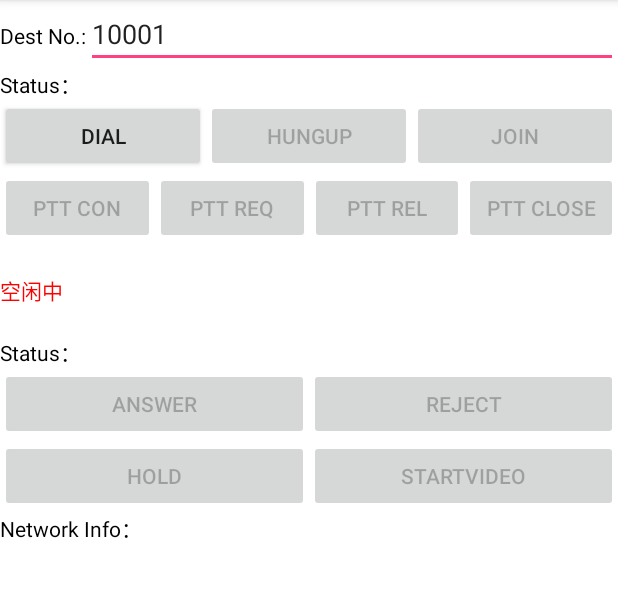
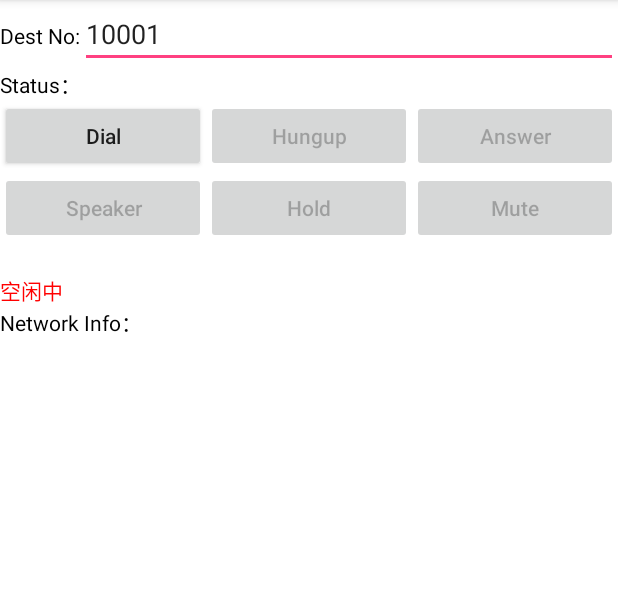
Before and after one commit to wesley-fly/wtkrtc-sdk-api, an Android app: the MainActivity screen opened directly, with no data from a screen before it, on a phone screen of 412 x 824 dp, the part 84-681 px from its top. Run offline under Robolectric (Android 15) with nearby library versions, the phone set to English and light mode, and no system bars.

Commit message:
Add more ui

```diff
--- a/webrtc_api_android/WtkRtc/app/src/main/java/com/wtk/mobile/WtkRtc/MainActivity.java
+++ b/webrtc_api_android/WtkRtc/app/src/main/java/com/wtk/mobile/WtkRtc/MainActivity.java
@@ -10,6 +10,7 @@ import android.support.v7.app.AppCompatActivity;
 import android.util.Log;
 import android.view.View;
 import android.view.View.OnClickListener;
+import android.webkit.WebView;
 import android.widget.Button;
 import android.widget.EditText;
 import android.widget.TextView;
@@ -26,9 +27,11 @@ import java.util.Enumeration;
 
 public class MainActivity extends AppCompatActivity implements OnClickListener {
     private String TAG="LoginActivity";
-    private Button mJoinButton,mDialButton,mAnswerButton,mHangupButton;
+    private Button mDialButton,mAnswerButton,mHangupButton;
+    private Button mIsSpeakerButton,mIsHoldButton,mIsMuteButton;
     private SharedPreferences m_sp = null;
     private int regID = 0;
+    private int isCaller = 0;
     private String host = null;
     private String port = null;
     private String userid = null;
@@ -37,6 +40,9 @@ public class MainActivity extends AppCompatActivity implements OnClickListener {
 
     private String mStateInfo = "空闲中";
     private TextView txtLocalIp,txtState;
+    private int mCurrentSpeaker = 0;
+    private int mCurrentMute = 0;
+    private int mCurrentHold = 0;
 
     private CallReceiver receiver = null;
     @Override
@@ -48,19 +54,23 @@ public class MainActivity extends AppCompatActivity implements OnClickListener {
 
         editDest = findViewById(R.id.edit_number);
 
-        mJoinButton = findViewById(R.id.btn_join);
         mDialButton = findViewById(R.id.btn_dial);
         mAnswerButton = findViewById(R.id.btn_answer);
         mHangupButton = findViewById(R.id.btn_hangup);
 
+        mIsSpeakerButton = findViewById(R.id.btn_is_speaker);
+        mIsHoldButton = findViewById(R.id.btn_is_hold);
+        mIsMuteButton = findViewById(R.id.btn_is_mute);
 
-
-        mJoinButton.setOnClickListener(this);
         mDialButton.setOnClickListener(this);
         mAnswerButton.setOnClickListener(this);
         mHangupButton.setOnClickListener(this);
 
-        txtLocalIp = findViewById(R.id.localip);
+        mIsSpeakerButton.setOnClickListener(this);
+        mIsHoldButton.setOnClickListener(this);
+        mIsMuteButton.setOnClickListener(this);
+
+        txtLocalIp = findViewById(R.id.txtNetInfo);
         txtState = findViewById(R.id.txtState);
 
         txtLocalIp.setText(GetLocalIpAddress());
@@ -70,39 +80,16 @@ public class MainActivity extends AppCompatActivity implements OnClickListener {
         //WtkMediaJNIKit.getInstance().MediaInitialize();
         WtkMediaJNIKit.getInstance().SetBroadCast(MainActivity.this);
     }
-    public String GetLocalIpAddress() {
-        String localIPs = "";
-        try {
-            for (Enumeration<NetworkInterface> en = NetworkInterface
-                    .getNetworkInterfaces(); en.hasMoreElements();) {
-                NetworkInterface intf = en.nextElement();
-                for (Enumeration<InetAddress> enumIpAddr = intf
-                        .getInetAddresses(); enumIpAddr.hasMoreElements();) {
-                    InetAddress inetAddress = enumIpAddr.nextElement();
-                    if (!inetAddress.isLoopbackAddress()) {
-                        localIPs += inetAddress.getHostAddress().toString() + " ";
-                        //set the remote ip address the same as
-                        // the local ip address of the last netif
-                        //localIp = inetAddress.getHostAddress().toString();
-                    }
-                }
-            }
-        } catch (SocketException ex) {
-            Log.e(TAG, ex.toString());
-        }
-        return localIPs;
-    }
+
     @Override
     public void onClick(View paramView){
         switch (paramView.getId())
         {
-            case R.id.btn_join:
-                //WtkMediaJNIKit.getInstance().MediaInitialize();
-                break;
             case R.id.btn_dial:
                 String calleeId = editDest.getText().toString();
                 String userIdPass = userid + ":" + password;
                 String cmd;
+                isCaller = 1;
                 if(calleeId.contains("80")||calleeId.equals("8888")) {
                     cmd = "/nortp/forward";
                 } else {
@@ -123,6 +110,33 @@ public class MainActivity extends AppCompatActivity implements OnClickListener {
                 WtkMediaJNIKit.getInstance().IaxHangup();
                 mStateInfo = "空闲中";
                 setActivityMode(CommonParams.STATEIDEL);
+                break;
+            case R.id.btn_is_speaker:
+                mCurrentSpeaker = (mCurrentSpeaker+1)%2;
+                if (mCurrentSpeaker == 0) {
+                    mIsSpeakerButton.setText("Speaker");
+//                WtkMediaJNIKit.getInstance().setspeaker(mCurrentSpeaker);
+                } else {
+                    mIsSpeakerButton.setText("Headphone");
+                }
+                break;
+            case R.id.btn_is_hold:
+                mCurrentHold = (mCurrentHold+1)%2;
+                if(mCurrentHold == 0) {
+                    mIsHoldButton.setText("Hold");
+//                WtkMediaJNIKit.getInstance().IaxHold();
+                } else {
+                    mIsHoldButton.setText("UnHold");
+                }
+                break;
+            case R.id.btn_is_mute:
+                mCurrentMute = (mCurrentMute+1)%2;
+                if(mCurrentMute == 0) {
+                    mIsMuteButton.setText("Mute");
+//                WtkMediaJNIKit.getInstance().IaxMute();
+                } else {
+                    mIsMuteButton.setText("UnMute");
+                }
                 break;
         }
     }
@@ -166,20 +180,38 @@ public class MainActivity extends AppCompatActivity implements OnClickListener {
                 mDialButton.setEnabled(true);
                 mAnswerButton.setEnabled(false);
                 mHangupButton.setEnabled(false);
+                mIsHoldButton.setEnabled(false);
+                mIsSpeakerButton.setEnabled(false);
+                mIsMuteButton.setEnabled(false);
                 txtState.setText(mStateInfo);
+                //Init some init params
+                isCaller = 0;
+                mCurrentHold = 0;
+                mIsHoldButton.setText("Hold");
+                mCurrentMute = 0;
+                mIsMuteButton.setText("Mute");
+                mCurrentSpeaker = 0;
+                mIsSpeakerButton.setText("Speaker");
                 break;
             case CommonParams.STATERINGIN:
                 mDialButton.setEnabled(false);
-                mAnswerButton.setEnabled(true);
+                if(isCaller == 1)
+                    mAnswerButton.setEnabled(false);
+                else
+                    mAnswerButton.setEnabled(true);
                 mHangupButton.setEnabled(true);
-
+                mIsHoldButton.setEnabled(false);
+                mIsSpeakerButton.setEnabled(false);
+                mIsMuteButton.setEnabled(false);
                 txtState.setText(mStateInfo);
                 break;
             case CommonParams.STATETALKING:
                 mDialButton.setEnabled(false);
                 mAnswerButton.setEnabled(false);
                 mHangupButton.setEnabled(true);
-
+                mIsHoldButton.setEnabled(true);
+                mIsSpeakerButton.setEnabled(true);
+                mIsMuteButton.setEnabled(true);
                 txtState.setText(mStateInfo);
                 break;
         }
@@ -209,4 +241,23 @@ public class MainActivity extends AppCompatActivity implements OnClickListener {
             }
         }
     }
+    public String GetLocalIpAddress() {
+        String localIPs = "";
+        try {
+            for (Enumeration<NetworkInterface> en = NetworkInterface
+                    .getNetworkInterfaces(); en.hasMoreElements();) {
+                NetworkInterface intf = en.nextElement();
+                for (Enumeration<InetAddress> enumIpAddr = intf
+                        .getInetAddresses(); enumIpAddr.hasMoreElements();) {
+                    InetAddress inetAddress = enumIpAddr.nextElement();
+                    if (!inetAddress.isLoopbackAddress()) {
+                        localIPs += inetAddress.getHostAddress().toString() + " ";
+                    }
+                }
+            }
+        } catch (SocketException ex) {
+            Log.e(TAG, ex.toString());
+        }
+        return localIPs;
+    }
 }
--- a/webrtc_api_android/WtkRtc/app/src/main/res/layout/activity_main.xml
+++ b/webrtc_api_android/WtkRtc/app/src/main/res/layout/activity_main.xml
@@ -13,9 +13,8 @@
         <TextView
             android:layout_width="wrap_content"
             android:layout_height="wrap_content"
-            android:text="Dest No.:"
-            android:textColor="#000000"
-            />
+            android:text="Dest No:"
+            android:textColor="#000000"/>
         <EditText
             android:id="@+id/edit_number"
             android:layout_width="wrap_content"
@@ -23,7 +22,7 @@
             android:layout_weight="1"
             android:text="10001"
             android:hint="Call Number"
-            android:inputType="phone" />
+            android:inputType="number" />
 
     </LinearLayout>
     <LinearLayout
@@ -45,6 +44,7 @@
             android:layout_width="fill_parent"
             android:layout_height="wrap_content"
             android:layout_weight="1"
+            android:textAllCaps="false"
             android:text="Dial" />
         <Button
             android:id="@+id/btn_hangup"
@@ -52,157 +52,87 @@
             android:layout_height="wrap_content"
             android:layout_weight="1"
             android:text="Hungup"
+            android:textAllCaps="false"
             android:enabled="false" />
         <Button
-            android:id="@+id/btn_join"
+            android:id="@+id/btn_answer"
             android:layout_width="fill_parent"
             android:layout_height="wrap_content"
             android:layout_weight="1"
-            android:text="Join"
-            android:enabled="false"/>
+            android:textAllCaps="false"
+            android:enabled="false"
+            android:text="Answer" />
+
     </LinearLayout>
     <LinearLayout
         android:layout_width="fill_parent"
         android:layout_height="wrap_content"
         android:orientation="horizontal" >
-        <Button
-            android:id="@+id/btn_ptt_con"
+    </LinearLayout>
+
+    <LinearLayout  android:layout_width="fill_parent"
+        android:layout_height="wrap_content"
+        android:orientation="horizontal" >
+        <Button android:id="@+id/btn_is_speaker"
             android:layout_width="fill_parent"
             android:layout_height="wrap_content"
             android:layout_weight="1"
-            android:text="PTT Con"
-            android:enabled="false"/>
-        <Button
-            android:id="@+id/btn_ptt_req"
+            android:text="Speaker"
+            android:textAllCaps="false"
+            android:enabled="false" />
+        <Button android:id="@+id/btn_is_hold"
             android:layout_width="fill_parent"
             android:layout_height="wrap_content"
             android:layout_weight="1"
-            android:text="PTT Req"
-            android:enabled="false"/>
-        <Button
-            android:id="@+id/btn_ptt_rel"
+            android:textAllCaps="false"
+            android:text="Hold"
+            android:enabled="false" />
+        <Button android:id="@+id/btn_is_mute"
             android:layout_width="fill_parent"
             android:layout_height="wrap_content"
             android:layout_weight="1"
-            android:text="PTT Rel"
-            android:enabled="false"/>
-        <Button
-            android:id="@+id/btn_ptt_close"
-            android:layout_width="fill_parent"
-            android:layout_height="wrap_content"
-            android:layout_weight="1"
-            android:text="PTT Close"
-            android:enabled="false"/>
+            android:textAllCaps="false"
+            android:text="Mute"
+            android:enabled="false" />
+
     </LinearLayout>
+
     <LinearLayout
         android:layout_width="fill_parent"
         android:layout_height="wrap_content"
         android:orientation="horizontal"
         android:layout_marginTop="20dip">
+
         <TextView
             android:id="@+id/txtState"
             android:layout_width="fill_parent"
             android:layout_height="wrap_content"
-            android:text="Idel"
-            android:textColor="#ff0000"/>
+            android:text="空闲中"
+            android:textColor="#ff0000" />
     </LinearLayout>
-    <LinearLayout
-        android:layout_width="fill_parent"
-        android:layout_height="wrap_content"
-        android:orientation="horizontal"
-        android:layout_marginTop="20dip">
-        <TextView
-            android:layout_width="200px"
-            android:layout_height="wrap_content"
-            android:text="Status："
-            android:textColor="#000000"/>
-    </LinearLayout>
-    <LinearLayout
-        android:layout_width="fill_parent"
-        android:layout_height="wrap_content"
-        android:orientation="horizontal" >
-        <Button
-            android:id="@+id/btn_answer"
-            android:layout_width="fill_parent"
-            android:layout_height="wrap_content"
-            android:layout_weight="1"
-            android:text="Answer"
-            android:enabled="false"/>
-        <Button
-            android:id="@+id/btn_Reject"
-            android:layout_width="fill_parent"
-            android:layout_height="wrap_content"
-            android:layout_weight="1"
-            android:text="Reject"
-            android:enabled="false" />
-    </LinearLayout>
-    <LinearLayout  android:layout_width="fill_parent"
-        android:layout_height="wrap_content"
-        android:orientation="horizontal" >
-        <Button android:id="@+id/btn_hold"
-            android:layout_width="fill_parent"
-            android:layout_height="wrap_content"
-            android:layout_weight="1"
-            android:text="Hold"
-            android:enabled="false" />
-        <Button android:id="@+id/btn_startVideoCall"
-            android:layout_width="fill_parent"
-            android:layout_height="wrap_content"
-            android:layout_weight="1"
-            android:text="StartVideo"
-            android:enabled="false"/>
-    </LinearLayout>
-    <LinearLayout  android:layout_width="fill_parent"
-        android:layout_height="wrap_content"
-        android:orientation="horizontal" >
-        <Button
-            android:id="@+id/btn_accept"
-            android:layout_width="fill_parent"
-            android:layout_height="wrap_content"
-            android:layout_weight="1"
-            android:text="Accept"
-            android:visibility="gone"/>
 
-        <Button android:id="@+id/btn_reject"
-            android:layout_width="fill_parent"
-            android:layout_height="wrap_content"
-            android:layout_weight="1"
-            android:text="Reject"
-            android:visibility="gone" />
-    </LinearLayout>
     <LinearLayout
         android:layout_width="fill_parent"
         android:layout_height="wrap_content"
         android:orientation="horizontal" >
         <TextView
-            android:layout_width="200px"
+            android:layout_width="500px"
             android:layout_height="wrap_content"
             android:text="Network Info："
             android:textColor="#000000"/>
     </LinearLayout>
+
     <LinearLayout
         android:layout_width="fill_parent"
         android:layout_height="wrap_content"
         android:orientation="vertical"
         android:layout_marginTop="10dp" >
-        <Button
-            android:id="@+id/btn_stopfile"
-            android:text="Stop play file"
-            android:layout_width="fill_parent"
-            android:layout_height="wrap_content"
-            android:visibility="gone"/>
-        <Button
-            android:id="@+id/btn_setting"
-            android:text="Setting"
-            android:layout_width="fill_parent"
-            android:layout_height="wrap_content"
-            android:visibility="gone"/>
         <TextView
-            android:id="@+id/localip"
+            android:id="@+id/txtNetInfo"
             android:layout_width="fill_parent"
             android:layout_height="fill_parent"
             android:layout_weight="1"
-            android:text="local ip"
+            android:text="No Local IP Info"
             android:textColor="#000000"/>
     </LinearLayout>
 </LinearLayout>
```
Also changed, not shown: 58 other files.
